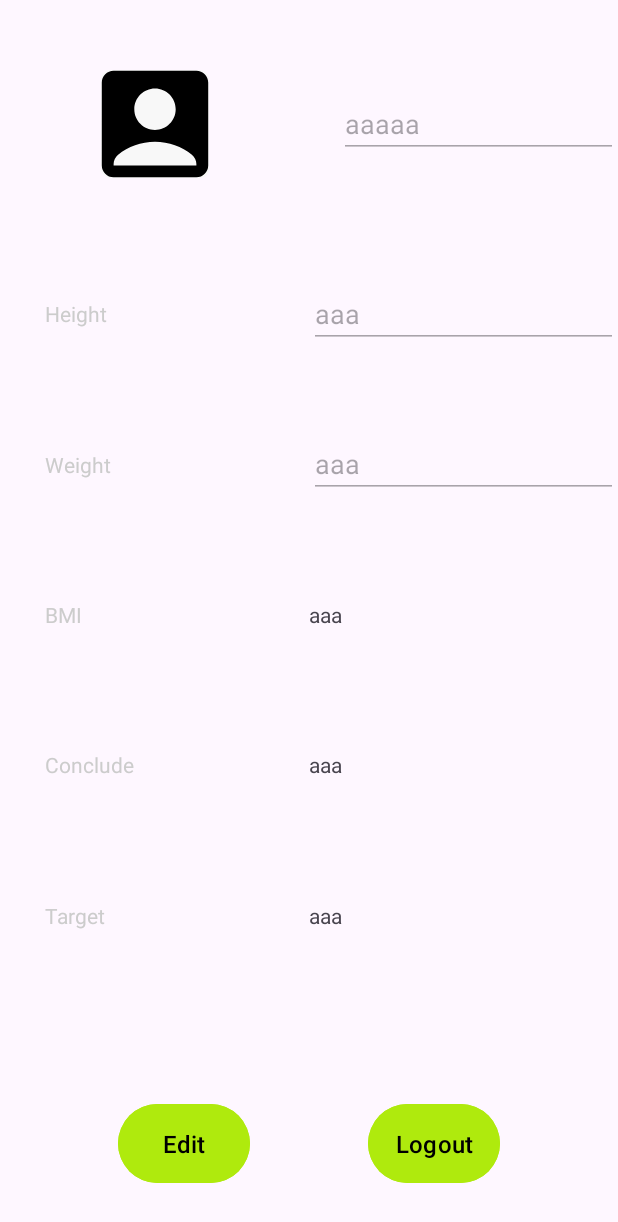
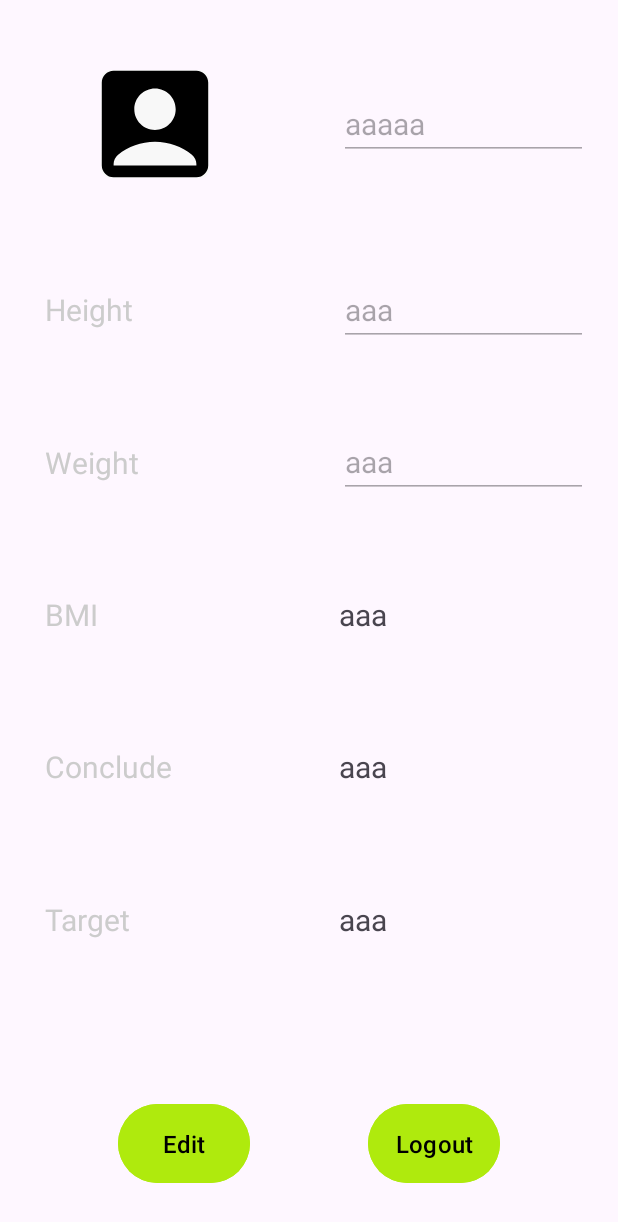
Before and after one commit to khang3999/AppFitness, an Android app: the layout profile_fragment.xml on its own in the app's theme, with its tools: preview values and no code run, on a phone screen of 412 x 824 dp. Shown: the top 1222 px of the screen. Run offline under Robolectric (Android 15) with nearby library versions, the phone set to English and light mode, and no system bars.

```diff
--- a/app/src/main/res/layout/profile_fragment.xml
+++ b/app/src/main/res/layout/profile_fragment.xml
@@ -11,7 +11,6 @@
         android:layout_width="wrap_content"
         android:layout_height="wrap_content"
         android:src="@mipmap/ic_account_img"
-
         app:layout_constraintBottom_toTopOf="@+id/guideline1"
         app:layout_constraintEnd_toStartOf="@+id/guideline2"
         app:layout_constraintStart_toStartOf="parent"
@@ -21,9 +20,10 @@
         android:id="@+id/lbName"
         android:layout_width="0dp"
         android:layout_height="wrap_content"
-        android:layout_marginStart="20dp"
+        android:layout_marginHorizontal="20dp"
         android:text="aaaaa"
         android:enabled="false"
+        android:textSize="20sp"
         app:layout_constraintBottom_toBottomOf="@+id/imageView"
         app:layout_constraintEnd_toEndOf="parent"
         app:layout_constraintStart_toStartOf="@+id/guideline2"
@@ -35,6 +35,8 @@
         android:layout_height="wrap_content"
         android:layout_marginStart="30dp"
         android:text="Height"
+
+        android:textSize="20sp"
         android:textColor="@color/grey"
         app:layout_constraintBottom_toTopOf="@+id/lbWeight"
         app:layout_constraintEnd_toStartOf="@+id/guideline2"
@@ -49,6 +51,7 @@
         android:layout_marginStart="30dp"
         android:text="Weight"
 
+        android:textSize="20sp"
         android:textColor="@color/grey"
         app:layout_constraintBottom_toTopOf="@+id/lbBMI"
         app:layout_constraintEnd_toStartOf="@+id/guideline2"
@@ -62,6 +65,7 @@
         android:layout_height="wrap_content"
         android:layout_marginStart="30dp"
 
+        android:textSize="20sp"
         android:textColor="@color/grey"
         android:text="BMI"
         app:layout_constraintBottom_toTopOf="@+id/lbConclude"
@@ -76,6 +80,7 @@
         android:layout_height="wrap_content"
         android:layout_marginStart="30dp"
 
+        android:textSize="20sp"
         android:textColor="@color/grey"
         android:text="Conclude"
         app:layout_constraintBottom_toTopOf="@+id/lbTarget"
@@ -92,6 +97,7 @@
         android:layout_marginStart="30dp"
         android:text="Target"
 
+        android:textSize="20sp"
         android:textColor="@color/grey"
         app:layout_constraintBottom_toBottomOf="@id/guideline3"
         app:layout_constraintEnd_toStartOf="@+id/guideline2"
@@ -105,6 +111,8 @@
         android:layout_height="wrap_content"
         android:text="aaa"
         android:enabled="false"
+        android:textSize="20sp"
+        android:layout_marginHorizontal="20dp"
         android:inputType="numberDecimal"
         app:layout_constraintBottom_toBottomOf="@+id/lbHeight"
         app:layout_constraintEnd_toEndOf="parent"
@@ -116,8 +124,10 @@
         android:layout_width="0dp"
         android:layout_height="wrap_content"
         android:text="aaa"
+        android:textSize="20sp"
         android:enabled="false"
 
+        android:layout_marginHorizontal="20dp"
         android:inputType="numberDecimal"
         app:layout_constraintBottom_toBottomOf="@+id/lbWeight"
         app:layout_constraintEnd_toEndOf="parent"
@@ -128,6 +138,8 @@
         android:layout_width="0dp"
         android:layout_height="wrap_content"
         android:text="aaa"
+        android:layout_marginHorizontal="20dp"
+        android:textSize="20sp"
         app:layout_constraintBottom_toBottomOf="@+id/lbBMI"
         app:layout_constraintEnd_toEndOf="parent"
         app:layout_constraintStart_toEndOf="@+id/lbBMI"
@@ -137,6 +149,8 @@
         android:layout_width="0dp"
         android:layout_height="wrap_content"
         android:text="aaa"
+        android:textSize="20sp"
+        android:layout_marginHorizontal="20dp"
         app:layout_constraintBottom_toBottomOf="@+id/lbConclude"
         app:layout_constraintEnd_toEndOf="parent"
         app:layout_constraintStart_toEndOf="@+id/lbConclude"
@@ -148,6 +162,8 @@
         android:layout_width="0dp"
         android:layout_height="wrap_content"
         android:text="aaa"
+        android:layout_marginHorizontal="20dp"
+        android:textSize="20sp"
         app:layout_constraintBottom_toBottomOf="@+id/lbTarget"
         app:layout_constraintEnd_toEndOf="parent"
         app:layout_constraintStart_toEndOf="@+id/lbTarget"
```
Also changed, not shown: app/src/main/java/com/example/homefitness/activities/AppDrawerActivity.java (+9 -17 lines), app/src/main/java/com/example/homefitness/fragments/CalculateFragment.java (+18 -14 lines), app/src/main/java/com/example/homefitness/fragments/ProfileFragment.java (+34 -18 lines).
